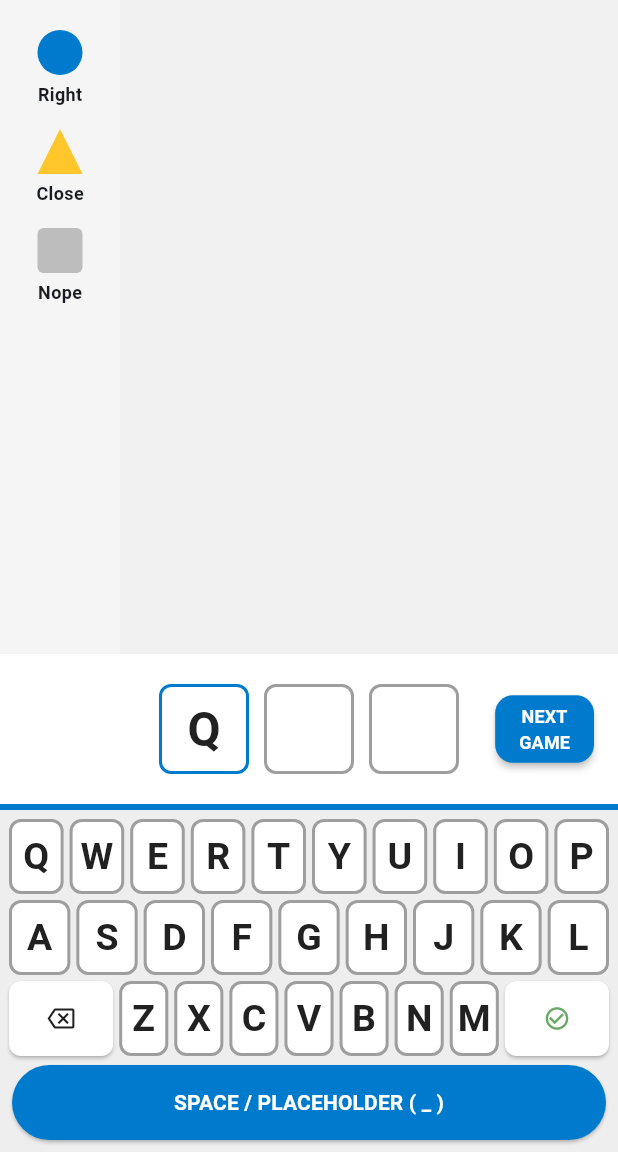
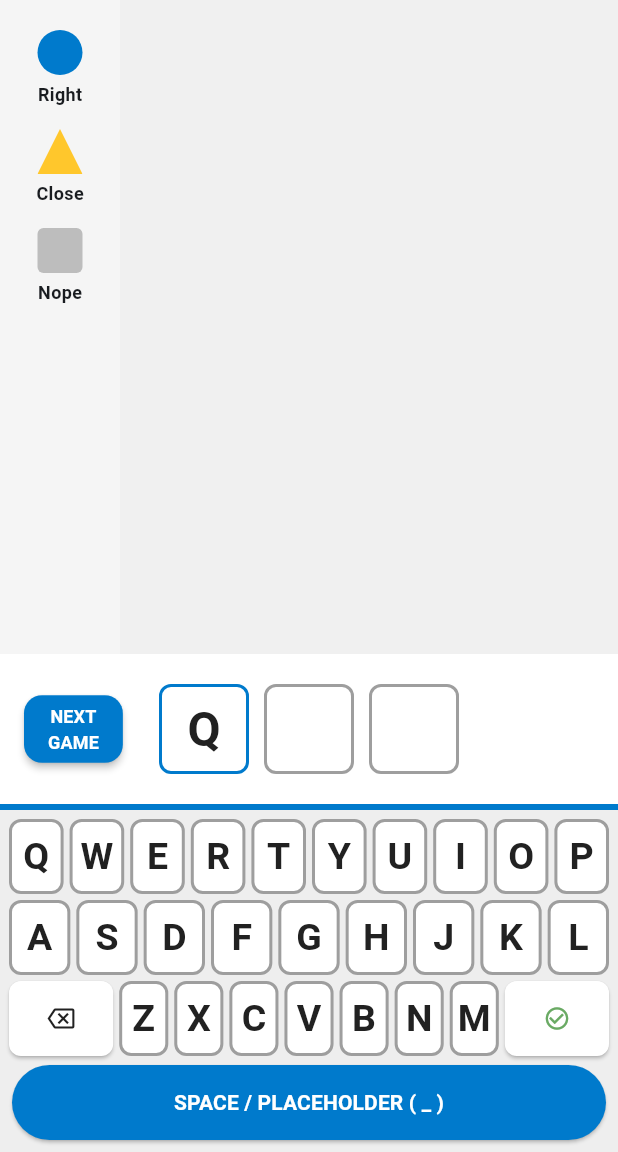
Before and after one commit to forkliftdev/flex_word_educational, a Flutter app: the screen it shows after launch, after a tap on an icon or button, on a phone screen of 412 x 824 dp, the part 84-1236 px from its top. Run offline on Flutter 3.47's test engine with Material 3 defaults, Android fonts, the phone set to English and light mode, and no system bars.

Commit message:
added ui features incl checking for new game if clicked during an active game

```diff
--- a/lib/screens/game_screen.dart
+++ b/lib/screens/game_screen.dart
@@ -18,7 +18,12 @@ class _GameScreenState extends State<GameScreen> {
   String targetWord = "";
   List<String> pastGuesses = [];
   Map<String, TileStatus> keyStatuses = {};
+
+  // STATES
+  bool isGameWon = false;
   bool showWinAnimation = false;
+  bool showFeedback = false;
+  String feedbackMessage = "";
 
   @override
   void initState() {
@@ -26,6 +31,7 @@ class _GameScreenState extends State<GameScreen> {
     _startNewGame();
   }
 
+  // LOGIC: The actual reset mechanism
   void _startNewGame() {
     setState(() {
       final randomIndex = Random().nextInt(GameWords.allTargets.length);
@@ -34,12 +40,55 @@ class _GameScreenState extends State<GameScreen> {
       currentGuess = "";
       pastGuesses = [];
       keyStatuses = {};
+
       showWinAnimation = false;
+      showFeedback = false;
+      isGameWon = false;
+
       print("TARGET WORD IS: $targetWord");
     });
   }
 
-  // LOGIC: Two-Pass Grading System
+  // NEW: The "Bouncer" that decides if we need a confirmation dialog
+  void _onNewGameTap() {
+    // 1. If they already won, OR haven't guessed anything yet, just restart immediately.
+    if (isGameWon || pastGuesses.isEmpty) {
+      _startNewGame();
+      return;
+    }
+
+    // 2. Otherwise, they are in the middle of a game. Confirm!
+    showDialog(
+      context: context,
+      builder: (BuildContext context) {
+        return AlertDialog(
+          shape: RoundedRectangleBorder(borderRadius: BorderRadius.circular(20)),
+          title: const Text("Start New Game?", style: TextStyle(color: AppColors.techBlue, fontWeight: FontWeight.bold)),
+          content: const Text("You will lose your current guesses."),
+          actions: [
+            // The "No" button (Cancel)
+            TextButton(
+              onPressed: () => Navigator.of(context).pop(),
+              child: const Text("Keep Playing", style: TextStyle(color: Colors.grey, fontSize: 16)),
+            ),
+            // The "Yes" button (Action)
+            ElevatedButton(
+              style: ElevatedButton.styleFrom(
+                backgroundColor: AppColors.cautionAmber,
+                foregroundColor: AppColors.textBlack,
+              ),
+              onPressed: () {
+                Navigator.of(context).pop(); // Close dialog
+                _startNewGame(); // Actually reset
+              },
+              child: const Text("Start Over", style: TextStyle(fontWeight: FontWeight.bold)),
+            ),
+          ],
+        );
+      },
+    );
+  }
+
   void _checkGuess() {
     List<TileStatus> statuses = _getStatusesForGuess(currentGuess, targetWord);
 
@@ -58,6 +107,7 @@ class _GameScreenState extends State<GameScreen> {
 
     if (currentGuess == targetWord) {
       print("WINNER!");
+      isGameWon = true;
       _triggerWinAnimation();
     }
 
@@ -69,7 +119,6 @@ class _GameScreenState extends State<GameScreen> {
     List<String> targetChars = target.split('');
     List<String> guessChars = guess.split('');
 
-    // PASS 1: Exact Matches
     for (int i = 0; i < 3; i++) {
       if (guessChars[i] == targetChars[i]) {
         results[i] = TileStatus.correct;
@@ -78,17 +127,14 @@ class _GameScreenState extends State<GameScreen> {
       }
     }
 
-    // PASS 2: Close Matches
     for (int i = 0; i < 3; i++) {
       if (guessChars[i] == '#') continue;
-
       int indexInTarget = targetChars.indexOf(guessChars[i]);
       if (indexInTarget != -1) {
         results[i] = TileStatus.close;
         targetChars[indexInTarget] = '';
       }
     }
-
     return results;
   }
 
@@ -105,18 +151,35 @@ class _GameScreenState extends State<GameScreen> {
     });
   }
 
+  void _triggerFeedback(String message) {
+    setState(() {
+      feedbackMessage = message;
+      showFeedback = true;
+    });
+    Timer(const Duration(seconds: 1), () {
+      if (mounted) {
+        setState(() {
+          showFeedback = false;
+        });
+      }
+    });
+  }
+
   void _onKeyTapped(String key) {
-    if (showWinAnimation) return;
+    if (showWinAnimation || isGameWon || showFeedback) return;
 
     setState(() {
       if (key == 'ENTER') {
         if (currentGuess.contains('_')) {
-          print("Fill in the blanks!");
-        } else if (currentGuess.length < 3) {
-          print("Too short!");
-        } else if (!GameWords.validGuesses.contains(currentGuess)) {
-           print("Not a real word!");
-        } else {
+          _triggerFeedback("Fill Blanks!");
+        }
+        else if (currentGuess.length < 3) {
+           _triggerFeedback("Too Short!");
+        }
+        else if (!GameWords.validGuesses.contains(currentGuess)) {
+           _triggerFeedback("Not in Word List");
+        }
+        else {
           _checkGuess();
         }
       } else if (key == 'DEL') {
@@ -131,7 +194,6 @@ class _GameScreenState extends State<GameScreen> {
 
   @override
   Widget build(BuildContext context) {
-    // Split Logic for 2-Column Layout
     int splitIndex = 8;
     List<String> leftColumn = [];
     List<String> rightColumn = [];
@@ -148,9 +210,7 @@ class _GameScreenState extends State<GameScreen> {
         title: const Text("FlexWord Educational", style: TextStyle(color: Colors.white)),
         backgroundColor: AppColors.techBlue,
         centerTitle: true,
-        // NEW: Removed 'actions' (refresh button)
       ),
-      // NEW: The Drawer (Hamburger Menu) for future navigation
       drawer: Drawer(
         child: ListView(
           padding: EdgeInsets.zero,
@@ -167,35 +227,20 @@ class _GameScreenState extends State<GameScreen> {
                 ],
               ),
             ),
-            ListTile(
-              leading: const Icon(Icons.info_outline),
-              title: const Text('About'),
-              onTap: () { /* Navigate to About */ },
-            ),
-            ListTile(
-              leading: const Icon(Icons.people_outline),
-              title: const Text('For Teachers'),
-              onTap: () { /* Navigate to Teachers */ },
-            ),
-            ListTile(
-              leading: const Icon(Icons.list_alt),
-              title: const Text('Vocabulary List'),
-              onTap: () { /* Navigate to Vocab */ },
-            ),
+            ListTile(leading: const Icon(Icons.info_outline), title: const Text('About'), onTap: () { }),
+            ListTile(leading: const Icon(Icons.people_outline), title: const Text('For Teachers'), onTap: () { }),
+            ListTile(leading: const Icon(Icons.list_alt), title: const Text('Vocabulary List'), onTap: () { }),
           ],
         ),
       ),
       body: Stack(
         children: [
-          // LAYER 1: Game Content
           Column(
             children: [
-              // HISTORY AREA
               Expanded(
                 child: Row(
                   crossAxisAlignment: CrossAxisAlignment.start,
                   children: [
-                    // LEGEND
                     Container(
                       width: 80,
                       color: Colors.grey[100],
@@ -210,38 +255,31 @@ class _GameScreenState extends State<GameScreen> {
                         ],
                       ),
                     ),
-                    // LEFT COLUMN
                     Expanded(
                       child: Container(
                         color: AppColors.backgroundGray,
                         padding: const EdgeInsets.only(top: 20, left: 10, right: 5),
-                        child: Column(
-                          children: leftColumn.map((guess) => _buildPastGuessRow(guess)).toList(),
-                        ),
+                        child: Column(children: leftColumn.map((guess) => _buildPastGuessRow(guess)).toList()),
                       ),
                     ),
-                    // RIGHT COLUMN
                     Expanded(
                       child: Container(
                         color: AppColors.backgroundGray,
                         padding: const EdgeInsets.only(top: 20, left: 5, right: 10),
-                        child: Column(
-                          children: rightColumn.map((guess) => _buildPastGuessRow(guess)).toList(),
-                        ),
+                        child: Column(children: rightColumn.map((guess) => _buildPastGuessRow(guess)).toList()),
                       ),
                     ),
                   ],
                 ),
               ),
 
-             // NEW: ACTIVE INPUT AREA with TEXT BUTTON
+              // ACTIVE INPUT AREA
               Container(
                 padding: const EdgeInsets.symmetric(vertical: 20, horizontal: 16),
                 color: Colors.white,
                 child: Stack(
                   alignment: Alignment.center,
                   children: [
-                    // 1. The Input Boxes (Centered)
                     Row(
                       mainAxisAlignment: MainAxisAlignment.center,
                       children: [
@@ -253,29 +291,24 @@ class _GameScreenState extends State<GameScreen> {
                       ],
                     ),
 
-                    // 2. The "NEXT GAME" Button (Pinned to the Right)
+                    // NEW: BUTTON CALLS _onNewGameTap NOW
                     Positioned(
-                      right: 0,
+                      left: 0,
                       child: SizedBox(
-                        height: 45, // Matches the chunky feel of the app
+                        height: 45,
                         child: ElevatedButton(
-                          onPressed: _startNewGame,
+                          onPressed: _onNewGameTap, // <--- CHANGED THIS
                           style: ElevatedButton.styleFrom(
-                            backgroundColor: AppColors.techBlue, // Brand Blue
-                            foregroundColor: Colors.white, // White Text
+                            backgroundColor: AppColors.techBlue,
+                            foregroundColor: Colors.white,
                             padding: const EdgeInsets.symmetric(horizontal: 16),
-                            elevation: 2, // Slight shadow for 3D effect
-                            shape: RoundedRectangleBorder(
-                              borderRadius: BorderRadius.circular(12),
-                            ),
+                            elevation: 2,
+                            shape: RoundedRectangleBorder(borderRadius: BorderRadius.circular(12)),
                           ),
                           child: const Text(
-                            "NEXT\nGAME", // Uses a line break to save horizontal space!
+                            "NEXT\nGAME",
                             textAlign: TextAlign.center,
-                            style: TextStyle(
-                              fontWeight: FontWeight.bold,
-                              fontSize: 12, // Keeps it legible but compact
-                            ),
+                            style: TextStyle(fontWeight: FontWeight.bold, fontSize: 12),
                           ),
                         ),
                       ),
@@ -284,7 +317,6 @@ class _GameScreenState extends State<GameScreen> {
                 ),
               ),
 
-              // KEYBOARD
               Container(
                 decoration: const BoxDecoration(
                   color: AppColors.cautionAmber,
@@ -298,7 +330,6 @@ class _GameScreenState extends State<GameScreen> {
             ],
           ),
 
-          // LAYER 2: WIN ANIMATION
           IgnorePointer(
             ignoring: !showWinAnimation,
             child: AnimatedOpacity(
@@ -319,15 +350,32 @@ class _GameScreenState extends State<GameScreen> {
                     children: const [
                       Icon(Icons.star, color: AppColors.cautionAmber, size: 60),
                       SizedBox(height: 10),
-                      Text(
-                        "YES!",
-                        style: TextStyle(
-                          fontSize: 50,
-                          fontWeight: FontWeight.bold,
-                          color: AppColors.techBlue
-                        ),
-                      ),
+                      Text("YES!", style: TextStyle(fontSize: 50, fontWeight: FontWeight.bold, color: AppColors.techBlue)),
                     ],
+                  ),
+                ),
+              ),
+            ),
+          ),
+
+          IgnorePointer(
+            ignoring: !showFeedback,
+            child: AnimatedOpacity(
+              opacity: showFeedback ? 1.0 : 0.0,
+              duration: const Duration(milliseconds: 200),
+              child: Container(
+                alignment: Alignment.center,
+                child: Container(
+                  padding: const EdgeInsets.symmetric(horizontal: 40, vertical: 20),
+                  decoration: BoxDecoration(
+                    color: Colors.white,
+                    borderRadius: BorderRadius.circular(20),
+                    border: Border.all(color: AppColors.cautionAmber, width: 5),
+                    boxShadow: [BoxShadow(color: Colors.black26, blurRadius: 10, offset: Offset(0,4))]
+                  ),
+                  child: Text(
+                    feedbackMessage,
+                    style: const TextStyle(fontSize: 24, fontWeight: FontWeight.bold, color: AppColors.textBlack),
                   ),
                 ),
               ),
@@ -351,12 +399,10 @@ class _GameScreenState extends State<GameScreen> {
   Widget _buildPastGuessRow(String word) {
     List<TileStatus> statuses = _getStatusesForGuess(word, targetWord);
     List<Widget> tiles = [];
-
     for (int i = 0; i < word.length; i++) {
       tiles.add(StatusTile(letter: word[i], status: statuses[i], size: 35));
       tiles.add(const SizedBox(width: 8));
     }
-
     return Padding(
       padding: const EdgeInsets.only(bottom: 8.0),
       child: Row(mainAxisAlignment: MainAxisAlignment.center, children: tiles),
@@ -366,23 +412,14 @@ class _GameScreenState extends State<GameScreen> {
   Widget _buildActiveBox(int index) {
     String letter = "";
     if (index < currentGuess.length) letter = currentGuess[index];
-
     return Container(
-      width: 60,
-      height: 60,
-      alignment: Alignment.center,
+      width: 60, height: 60, alignment: Alignment.center,
       decoration: BoxDecoration(
         color: Colors.white,
-        border: Border.all(
-          color: letter.isEmpty ? Colors.grey : AppColors.techBlue,
-          width: 2,
-        ),
+        border: Border.all(color: letter.isEmpty ? Colors.grey : AppColors.techBlue, width: 2),
         borderRadius: BorderRadius.circular(8),
       ),
-      child: Text(
-        letter,
-        style: const TextStyle(fontSize: 32, fontWeight: FontWeight.bold, color: AppColors.textBlack),
-      ),
+      child: Text(letter, style: const TextStyle(fontSize: 32, fontWeight: FontWeight.bold, color: AppColors.textBlack)),
     );
   }
 }
```
